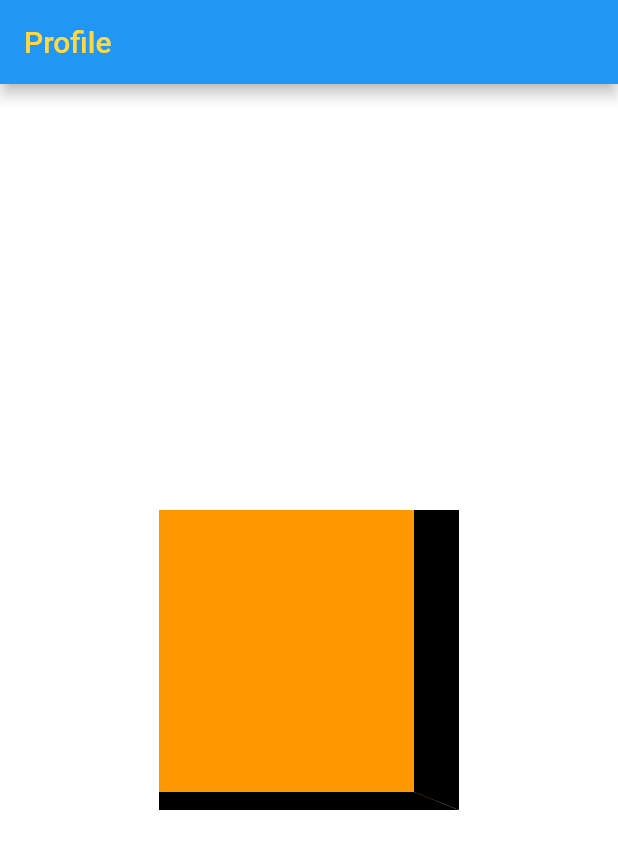
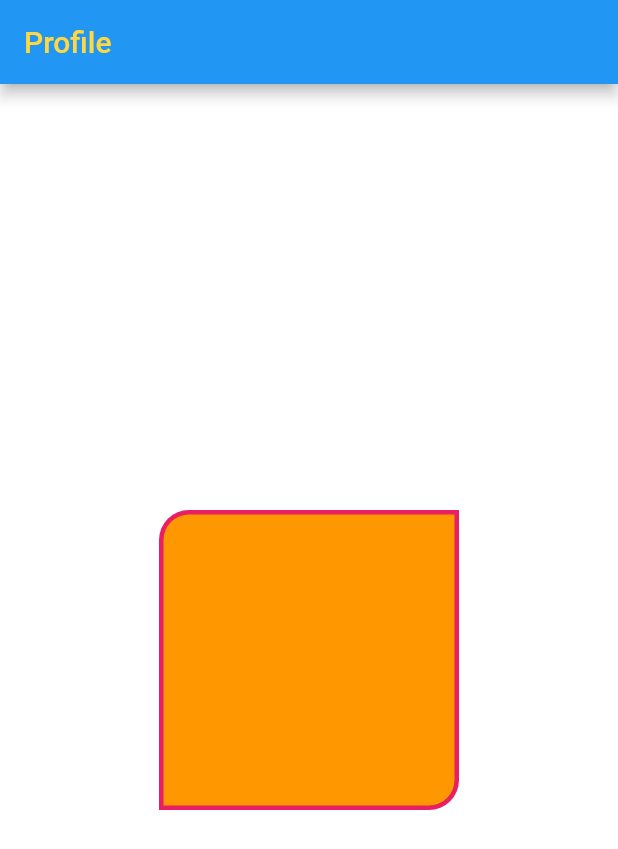
Before and after one commit to moniradiu/flutter-class-app, a Flutter app: the screen it shows after launch, on a phone screen of 412 x 824 dp. Shown: the top 849 px of the screen. Run offline on Flutter 3.47's test engine with Material 2 defaults, Android fonts, the phone set to English and light mode, and no system bars.

Commit message:
Border Radius and all border radius shape

```diff
--- a/lib/main.dart
+++ b/lib/main.dart
@@ -38,16 +38,21 @@ class MyHomePage extends StatelessWidget {
             width: 200,
             decoration: BoxDecoration(
                 color: Colors.orange,
-                border: Border(
-                  bottom: BorderSide(
-                    width: 12,
-                    color: Colors.black,
-                  ),
-                  right: BorderSide(
-                    width: 30,
-                    color: Colors.black,
-                  ),
-                )),
+                // border: Border(
+                //   bottom: BorderSide(
+                //     width: 12,
+                //     color: Colors.black,
+                //   ),
+                //   right: BorderSide(
+                //     width: 30,
+                //     color: Colors.black,
+                //   ),
+                // )
+                border: Border.all(width: 3, color: Colors.pink),
+                // borderRadius: BorderRadius.circular(10)
+                borderRadius: BorderRadius.only(
+                    topLeft: Radius.circular(20.0),
+                    bottomRight: Radius.circular(20.0))),
           ),
         ));
   }
```
